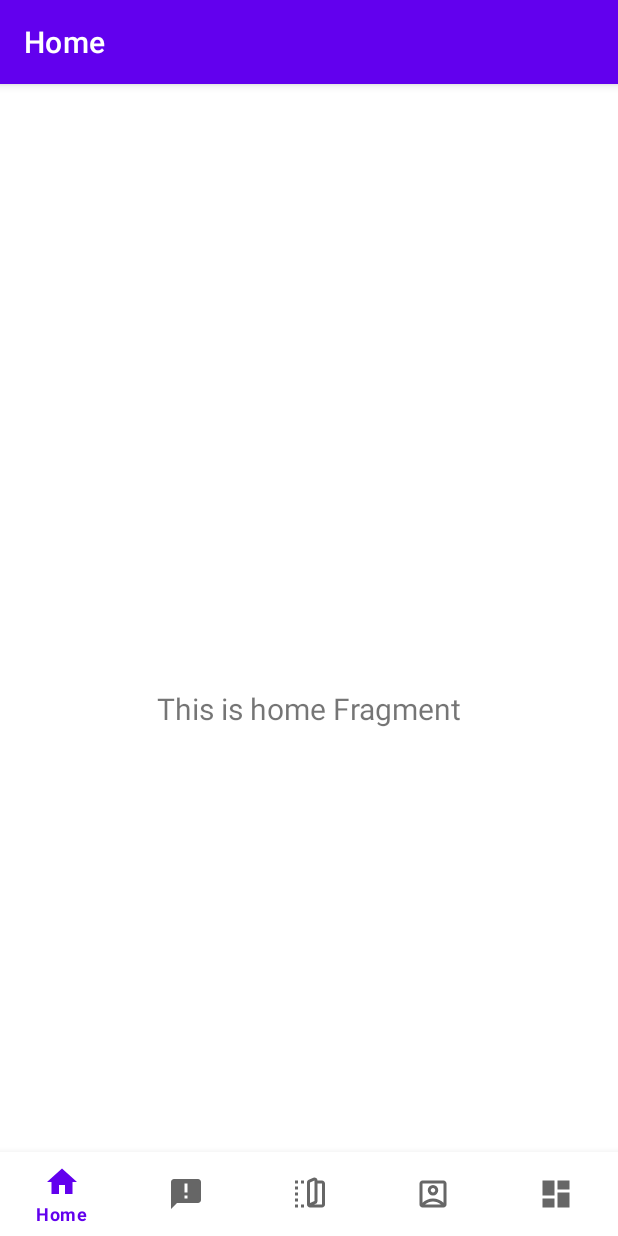
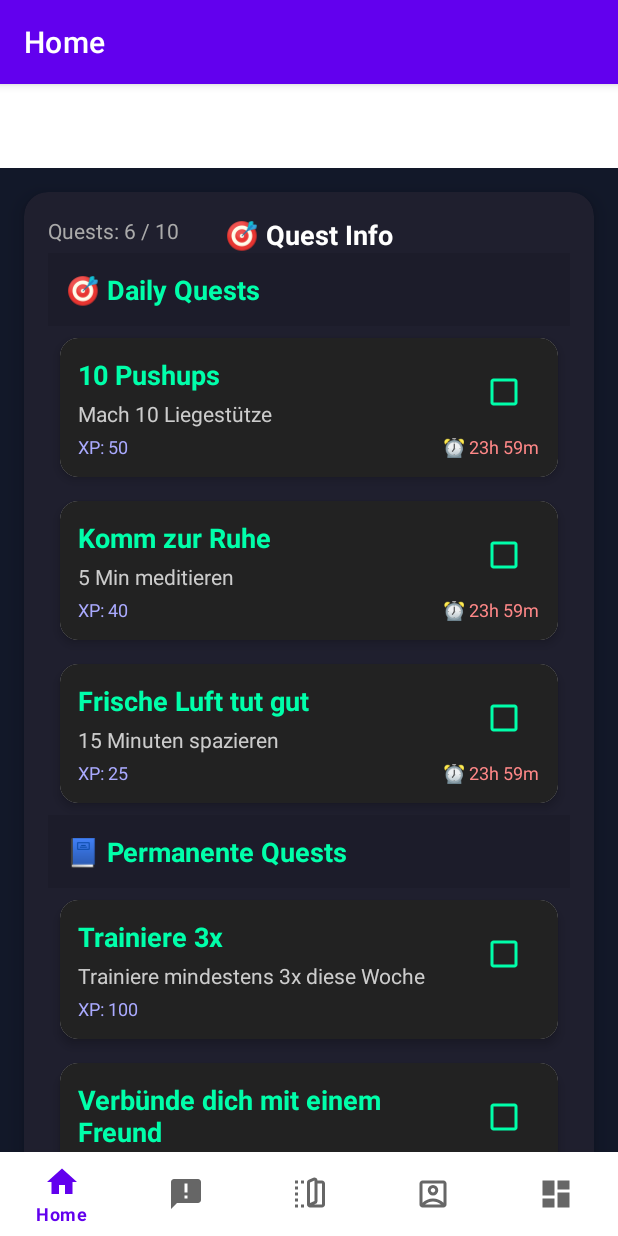
Before and after one commit to ErikHaletski/Challenge3-App, an Android app: the screen it shows after launch (MainActivity), on a phone screen of 412 x 824 dp. Run offline under Robolectric (Android 15) with nearby library versions, the phone set to English and light mode, and no system bars; our stand-ins replace navigation-ui.

Commit message:
UI + Quest Class

```diff
--- a/app/src/main/java/de/challenge3/questapp/ui/friendlist/FriendlistFragment.kt
+++ b/app/src/main/java/de/challenge3/questapp/ui/friendlist/FriendlistFragment.kt
@@ -13,9 +13,6 @@ import de.challenge3.questapp.ui.home.HomeViewModel
 class FriendlistFragment : Fragment() {
 
     private var _binding: FragmentFriendlistBinding? = null
-
-    // This property is only valid between onCreateView and
-    // onDestroyView.
     private val binding get() = _binding!!
 
     override fun onCreateView(
@@ -23,16 +20,12 @@ class FriendlistFragment : Fragment() {
         container: ViewGroup?,
         savedInstanceState: Bundle?
     ): View {
-        val homeViewModel =
-            ViewModelProvider(this).get(HomeViewModel::class.java)
-
         _binding = FragmentFriendlistBinding.inflate(inflater, container, false)
         val root: View = binding.root
 
         val textView: TextView = binding.textFriendlist
-        homeViewModel.text.observe(viewLifecycleOwner) {
-            textView.text = it
-        }
+        textView.text = "Freunde kommen bald!"
+
         return root
     }
 
--- a/app/src/main/java/de/challenge3/questapp/ui/home/HomeFragment.kt
+++ b/app/src/main/java/de/challenge3/questapp/ui/home/HomeFragment.kt
@@ -4,34 +4,75 @@ import android.os.Bundle
 import android.view.LayoutInflater
 import android.view.View
 import android.view.ViewGroup
-import android.widget.TextView
 import androidx.fragment.app.Fragment
 import androidx.lifecycle.ViewModelProvider
+import androidx.recyclerview.widget.LinearLayoutManager
 import de.challenge3.questapp.databinding.FragmentHomeBinding
+import de.challenge3.questapp.ui.quest.Quest
+import de.challenge3.questapp.ui.quest.QuestListItem
 
 class HomeFragment : Fragment() {
 
     private var _binding: FragmentHomeBinding? = null
+    private val binding get() = _binding!!
 
-    // This property is only valid between onCreateView and
-    // onDestroyView.
-    private val binding get() = _binding!!
+    private lateinit var homeViewModel: HomeViewModel
+    private lateinit var questAdapter: QuestAdapter
+
+    private var showDaily = true
+    private var showPermanent = true
 
     override fun onCreateView(
         inflater: LayoutInflater,
         container: ViewGroup?,
         savedInstanceState: Bundle?
     ): View {
-        val homeViewModel =
-            ViewModelProvider(this).get(HomeViewModel::class.java)
+        _binding = FragmentHomeBinding.inflate(inflater, container, false)
+        val root = binding.root
 
-        _binding = FragmentHomeBinding.inflate(inflater, container, false)
-        val root: View = binding.root
+        homeViewModel = ViewModelProvider(this)[HomeViewModel::class.java]
+        val recyclerView = binding.questRecyclerView
+        recyclerView.layoutManager = LinearLayoutManager(requireContext())
 
-        val textView: TextView = binding.textHome
-        homeViewModel.text.observe(viewLifecycleOwner) {
-            textView.text = it
+        homeViewModel.questList.observe(viewLifecycleOwner) { quests ->
+
+            val dailyQuests = quests.filter { it.type == Quest.QuestType.DAILY }
+            val permanentQuests = quests.filter { it.type == Quest.QuestType.NORMAL }
+            val totalCount = dailyQuests.size + permanentQuests.size
+            binding.questCounter.text = "Quests: $totalCount / 10"
+
+            val items = mutableListOf<QuestListItem>()
+
+            items.add(QuestListItem.Header("🎯 Daily Quests", QuestListItem.HeaderType.DAILY))
+            if (showDaily) {
+                items.addAll(dailyQuests.map { QuestListItem.QuestItem(it) })
+            }
+
+            items.add(QuestListItem.Header("📘 Permanente Quests", QuestListItem.HeaderType.PERMANENT))
+            if (showPermanent) {
+                items.addAll(permanentQuests.map { QuestListItem.QuestItem(it) })
+            }
+
+            questAdapter = QuestAdapter(
+                items,
+                onCheckboxChanged = { quest, isChecked ->
+                    quest.isCompleted = isChecked
+                    questAdapter.notifyItemChanged(items.indexOfFirst {
+                        it is QuestListItem.QuestItem && it.quest.id == quest.id
+                    })
+                },
+                onHeaderClicked = { type ->
+                    when (type) {
+                        QuestListItem.HeaderType.DAILY -> showDaily = !showDaily
+                        QuestListItem.HeaderType.PERMANENT -> showPermanent = !showPermanent
+                    }
+                    homeViewModel.triggerUpdate() // ✅ Korrekte Methode im ViewModel
+                }
+            )
+
+            recyclerView.adapter = questAdapter
         }
+
         return root
     }
 
--- a/app/src/main/java/de/challenge3/questapp/ui/home/HomeViewModel.kt
+++ b/app/src/main/java/de/challenge3/questapp/ui/home/HomeViewModel.kt
@@ -3,11 +3,37 @@ package de.challenge3.questapp.ui.home
 import androidx.lifecycle.LiveData
 import androidx.lifecycle.MutableLiveData
 import androidx.lifecycle.ViewModel
+import de.challenge3.questapp.ui.quest.DailyQuestPool
+import de.challenge3.questapp.ui.quest.Quest
+import de.challenge3.questapp.ui.quest.Quest.QuestType
 
 class HomeViewModel : ViewModel() {
 
-    private val _text = MutableLiveData<String>().apply {
-        value = "This is home Fragment"
+    private val _questList = MutableLiveData<List<Quest>>()
+    val questList: LiveData<List<Quest>> = _questList
+
+    init {
+        val combinedQuests = mutableListOf<Quest>()
+
+        // 3 zufällige Daily Quests generieren
+        val dailyQuests = DailyQuestPool.getRandomDailyQuests(3)
+        combinedQuests.addAll(dailyQuests)
+
+        // Beispiel für permanente Quests
+        combinedQuests.add(
+            Quest("s1", "Trainiere 3x", "Trainiere mindestens 3x diese Woche", 100, "Strength", 3, QuestType.NORMAL, 0)
+        )
+        combinedQuests.add(
+            Quest("s2", "Verbünde dich mit einem Freund", "Füge jemanden als Freund hinzu", 80, "Charisma", 2, QuestType.NORMAL, 0)
+        )
+        combinedQuests.add(
+            Quest("s3", "Yo mama", "Grab his ass", 2000, "Charisma", 2, QuestType.NORMAL, 0)
+        )
+
+        _questList.value = combinedQuests
     }
-    val text: LiveData<String> = _text
+
+    fun triggerUpdate() {
+        _questList.value = _questList.value
+    }
 }
--- /dev/null
+++ b/app/src/main/java/de/challenge3/questapp/ui/home/QuestAdapter.kt
@@ -0,0 +1,126 @@
+//Adapter für den Recyclerview
+// Verbindet die Daten (ViewModel) mit der UI (Fragment).
+//Verwaltet, wie Quests dargestellt und interaktiv gemacht werd
+
+package de.challenge3.questapp.ui.home
+
+import android.app.AlertDialog
+import android.graphics.Paint
+import android.view.LayoutInflater
+import android.view.View
+import android.view.ViewGroup
+import android.widget.CheckBox
+import android.widget.TextView
+import androidx.recyclerview.widget.RecyclerView
+import de.challenge3.questapp.R
+import de.challenge3.questapp.ui.quest.Quest
+import de.challenge3.questapp.ui.quest.QuestListItem
+
+class QuestAdapter(
+    private val items: List<QuestListItem>,
+    private val onCheckboxChanged: (Quest, Boolean) -> Unit,
+    private val onHeaderClicked: (QuestListItem.HeaderType) -> Unit
+) : RecyclerView.Adapter<RecyclerView.ViewHolder>() {
+
+    companion object {
+        private const val TYPE_HEADER = 0
+        private const val TYPE_QUEST = 1
+    }
+
+    override fun getItemViewType(position: Int): Int {
+        return when (items[position]) {
+            is QuestListItem.Header -> TYPE_HEADER
+            is QuestListItem.QuestItem -> TYPE_QUEST
+        }
+    }
+
+    override fun onCreateViewHolder(parent: ViewGroup, viewType: Int): RecyclerView.ViewHolder {
+        return when (viewType) {
+            TYPE_HEADER -> {
+                val view = LayoutInflater.from(parent.context)
+                    .inflate(R.layout.item_quest_header, parent, false)
+                HeaderViewHolder(view)
+            }
+            else -> {
+                val view = LayoutInflater.from(parent.context)
+                    .inflate(R.layout.item_quest, parent, false)
+                QuestViewHolder(view)
+            }
+        }
+    }
+
+    override fun getItemCount(): Int = items.size
+
+    override fun onBindViewHolder(holder: RecyclerView.ViewHolder, position: Int) {
+        when (val item = items[position]) {
+            is QuestListItem.Header -> (holder as HeaderViewHolder).bind(item)
+            is QuestListItem.QuestItem -> (holder as QuestViewHolder).bind(item.quest)
+        }
+    }
+
+    inner class HeaderViewHolder(itemView: View) : RecyclerView.ViewHolder(itemView) {
+        private val headerTitle: TextView = itemView.findViewById(R.id.headerTitle)
+
+        fun bind(header: QuestListItem.Header) {
+            headerTitle.text = header.title
+
+            itemView.setOnClickListener {
+                onHeaderClicked(header.type)
+            }
+        }
+    }
+
+    inner class QuestViewHolder(itemView: View) : RecyclerView.ViewHolder(itemView) {
+        private val title: TextView = itemView.findViewById(R.id.questTitle)
+        private val description: TextView = itemView.findViewById(R.id.questDescription)
+        private val xp: TextView = itemView.findViewById(R.id.questXP)
+        private val checkbox: CheckBox = itemView.findViewById(R.id.questCheckbox)
+        private val timer: TextView = itemView.findViewById(R.id.questTimer)
+
+        fun bind(quest: Quest) {
+            title.text = quest.title
+            description.text = quest.description
+            xp.text = "XP: ${quest.xpReward}"
+
+            // Timer bei Daily Quests anzeigen
+            if (quest.type == Quest.QuestType.DAILY && quest.expiresAt > 0) {
+                val remainingMs = quest.expiresAt - System.currentTimeMillis()
+                if (remainingMs > 0) {
+                    val hours = (remainingMs / 1000 / 60 / 60)
+                    val minutes = (remainingMs / 1000 / 60) % 60
+                    timer.visibility = View.VISIBLE
+                    timer.text = "⏰ ${hours}h ${minutes}m"
+                } else {
+                    timer.visibility = View.VISIBLE
+                    timer.text = "❌ Abgelaufen"
+                }
+            } else {
+                timer.visibility = View.GONE
+            }
+
+            checkbox.setOnCheckedChangeListener(null)
+            checkbox.isChecked = quest.isCompleted
+
+            // Durchstreichen + Transparenz bei erledigt
+            if (quest.isCompleted) {
+                title.paintFlags = title.paintFlags or Paint.STRIKE_THRU_TEXT_FLAG
+                itemView.alpha = 0.5f
+            } else {
+                title.paintFlags = title.paintFlags and Paint.STRIKE_THRU_TEXT_FLAG.inv()
+                itemView.alpha = 1f
+            }
+
+            checkbox.setOnCheckedChangeListener { _, isChecked ->
+                onCheckboxChanged(quest, isChecked)
+            }
+
+            itemView.setOnClickListener {
+                AlertDialog.Builder(itemView.context)
+                    .setTitle(quest.title)
+                    .setMessage("${quest.description}\n\nXP: ${quest.xpReward}")
+                    .setPositiveButton("OK", null)
+                    .show()
+            }
+        }
+    }
+}
--- /dev/null
+++ b/app/src/main/java/de/challenge3/questapp/ui/quest/DailyQuestPool.java
@@ -0,0 +1,40 @@
+//Daily Quests
+
+package de.challenge3.questapp.ui.quest;
+
+import java.util.ArrayList;
+import java.util.Collections;
+import java.util.List;
+
+import de.challenge3.questapp.ui.quest.Quest.QuestType;
+
+public class DailyQuestPool {
+
+    // Liste aller Daily
+    private static final List<Quest> allDailyTemplates = new ArrayList<>();
+
+    static {
+        // Dailies
+        allDailyTemplates.add(new Quest("d1", "10 Pushups", "Mach 10 Liegestütze", 50, "Strength", 2, QuestType.DAILY, 0));
+        allDailyTemplates.add(new Quest("d2", "Komm zur Ruhe", "5 Min meditieren", 40, "Willpower", 1, QuestType.DAILY, 0));
+        allDailyTemplates.add(new Quest("d3", "Bleib hydriert", "2L Wasser trinken", 30, "Health", 1, QuestType.DAILY, 0));
+        allDailyTemplates.add(new Quest("d4", "Frische Luft tut gut", "15 Minuten spazieren", 25, "Stamina", 1, QuestType.DAILY, 0));
+    }
+
+    // Gibt zufällig count Quests zurück (mit Ablaufzeit von 24h)
+    public static List<Quest> getRandomDailyQuests(int count) {
+        List<Quest> selected = new ArrayList<>();
+        Collections.shuffle(allDailyTemplates);
+
+        for (int i = 0; i < Math.min(count, allDailyTemplates.size()); i++) {
+            Quest q = allDailyTemplates.get(i);
+
+            // Ablaufzeit: jetzt + 24h
+            long expiresAt = System.currentTimeMillis() + 24 * 60 * 60 * 1000;
+            q.setExpiresAt(expiresAt);
+
+            selected.add(q);
+        }
+        return selected;
+    }
+}
--- /dev/null
+++ b/app/src/main/java/de/challenge3/questapp/ui/quest/Quest.java
@@ -0,0 +1,62 @@
+package de.challenge3.questapp.ui.quest;
+
+public class Quest {
+
+    public enum QuestType {
+        DAILY,
+        NORMAL
+    }
+
+    private String id;
+    private String title;
+    private String description;
+    private boolean isCompleted;
+    private int xpReward;
+    private String statType;
+    private int statReward;
+    private QuestType type;
+    private long expiresAt; // (Unix-Timestamp), 0 = kein Ablauf
+
+    public Quest(String id, String title, String description,
+                 int xpReward, String statType, int statReward,
+                 QuestType type, long expiresAt) {
+
+        this.id = id;
+        this.title = title;
+        this.description = description;
+        this.isCompleted = false;
+        this.xpReward = xpReward;
+        this.statType = statType;
+        this.statReward = statReward;
+        this.type = type;
+        this.expiresAt = expiresAt;
+    }
+
+    // Getter & Setter
+    public String getId() { return id; }
+    public String getTitle() { return title; }
+    public String getDescription() { return description; }
+    public boolean isCompleted() { return isCompleted; }
+    public int getXpReward() { return xpReward; }
+    public String getStatType() { return statType; }
+    public int getStatReward() { return statReward; }
+    public QuestType getType() { return type; }
+    public long getExpiresAt() { return expiresAt; }
+
+    public void setCompleted(boolean completed) {
+        isCompleted = completed;
+    }
+
+    public void setExpiresAt(long expiresAt) {
+        this.expiresAt = expiresAt;
+    }
+
+    public void setType(QuestType type) {
+        this.type = type;
+    }
+
+    // Quest abgelaufen?
+    public boolean isExpired() {
+        return type == QuestType.DAILY && System.currentTimeMillis() > expiresAt;
+    }
+}
--- /dev/null
+++ b/app/src/main/java/de/challenge3/questapp/ui/quest/QuestListItem.kt
@@ -0,0 +1,14 @@
+//Datenklasse für den QuestAdapter
+// Für im RecyclerView die Mischung von Headern und Quests.
+//Macht auf- und zuklappbare Kategorien möglich.
+
+package de.challenge3.questapp.ui.quest
+
+sealed class QuestListItem {
+    enum class HeaderType {
+        DAILY, PERMANENT
+    }
+
+    data class Header(val title: String, val type: HeaderType) : QuestListItem()
+    data class QuestItem(val quest: Quest) : QuestListItem()
+}
--- a/app/src/main/java/de/challenge3/questapp/ui/stats/StatspageFragment.kt
+++ b/app/src/main/java/de/challenge3/questapp/ui/stats/StatspageFragment.kt
@@ -4,19 +4,14 @@ import android.os.Bundle
 import android.view.LayoutInflater
 import android.view.View
 import android.view.ViewGroup
-import android.widget.TextView
 import androidx.fragment.app.Fragment
 import androidx.lifecycle.ViewModelProvider
-import de.challenge3.questapp.databinding.FragmentHomeBinding
 import de.challenge3.questapp.databinding.FragmentStatspageBinding
 import de.challenge3.questapp.ui.home.HomeViewModel
 
 class StatspageFragment : Fragment() {
 
     private var _binding: FragmentStatspageBinding? = null
-
-    // This property is only valid between onCreateView and
-    // onDestroyView.
     private val binding get() = _binding!!
 
     override fun onCreateView(
@@ -24,17 +19,14 @@ class StatspageFragment : Fragment() {
         container: ViewGroup?,
         savedInstanceState: Bundle?
     ): View {
-        val homeViewModel =
-            ViewModelProvider(this).get(HomeViewModel::class.java)
+        _binding = FragmentStatspageBinding.inflate(inflater, container, false)
 
-        _binding = FragmentStatspageBinding.inflate(inflater, container, false)
-        val root: View = binding.root
+        val StatspageViewModel = ViewModelProvider(this)[StatspageViewModel::class.java]
+        StatspageViewModel.text.observe(viewLifecycleOwner) { value ->
+            binding.textStatspage.text = value
+        }
 
-        val textView: TextView = binding.textStatspage
-        homeViewModel.text.observe(viewLifecycleOwner) {
-            textView.text = it
-        }
-        return root
+        return binding.root
     }
 
     override fun onDestroyView() {
--- a/app/src/main/res/layout/fragment_home.xml
+++ b/app/src/main/res/layout/fragment_home.xml
@@ -1,22 +1,79 @@
 <?xml version="1.0" encoding="utf-8"?>
-<androidx.constraintlayout.widget.ConstraintLayout xmlns:android="http://schemas.android.com/apk/res/android"
+<androidx.constraintlayout.widget.ConstraintLayout
+    xmlns:android="http://schemas.android.com/apk/res/android"
     xmlns:app="http://schemas.android.com/apk/res-auto"
     xmlns:tools="http://schemas.android.com/tools"
     android:layout_width="match_parent"
     android:layout_height="match_parent"
+    android:background="#121829"
     tools:context=".ui.home.HomeFragment">
 
-    <TextView
-        android:id="@+id/text_home"
-        android:layout_width="match_parent"
-        android:layout_height="wrap_content"
-        android:layout_marginStart="8dp"
-        android:layout_marginTop="8dp"
-        android:layout_marginEnd="8dp"
-        android:textAlignment="center"
-        android:textSize="20sp"
+    <!-- Quest Container -->
+    <androidx.cardview.widget.CardView
+        android:id="@+id/questContainer"
+        android:layout_width="0dp"
+        android:layout_height="0dp"
+        android:layout_margin="16dp"
+        app:cardCornerRadius="16dp"
+        app:cardElevation="8dp"
+        app:cardBackgroundColor="#1F1F2E"
+        app:layout_constraintTop_toTopOf="parent"
         app:layout_constraintBottom_toBottomOf="parent"
-        app:layout_constraintEnd_toEndOf="parent"
         app:layout_constraintStart_toStartOf="parent"
-        app:layout_constraintTop_toTopOf="parent" />
+        app:layout_constraintEnd_toEndOf="parent">
+
+        <androidx.constraintlayout.widget.ConstraintLayout
+            android:layout_width="match_parent"
+            android:layout_height="match_parent"
+            android:padding="16dp">
+
+            <!-- Header -->
+            <TextView
+                android:id="@+id/questHeader"
+                android:layout_width="wrap_content"
+                android:layout_height="wrap_content"
+                android:text="🎯 Quest Info"
+                android:textSize="18sp"
+                android:textStyle="bold"
+                android:textColor="#FFFFFF"
+                app:layout_constraintTop_toTopOf="parent"
+                app:layout_constraintStart_toStartOf="parent"
+                app:layout_constraintEnd_toEndOf="parent"
+                android:layout_marginBottom="8dp" />
+
+            <!-- Counter -->
+            <TextView
+                android:id="@+id/questCounter"
+                android:layout_width="wrap_content"
+                android:layout_height="wrap_content"
+                android:text="0 / 10"
+                android:textColor="#AAAAAA"
+                android:textSize="14sp"
+                app:layout_constraintTop_toTopOf="@+id/questHeader"
+                app:layout_constraintStart_toStartOf="parent"
+                android:layout_marginBottom="8dp" />
+
+            <!-- Trennlinie -->
+            <View
+                android:layout_width="0dp"
+                android:layout_height="1dp"
+                android:background="#444444"
+                app:layout_constraintTop_toBottomOf="@id/questHeader"
+                app:layout_constraintStart_toStartOf="parent"
+                app:layout_constraintEnd_toEndOf="parent"
+                android:layout_marginBottom="8dp"/>
+
+            <!-- RecyclerView für Quests -->
+            <androidx.recyclerview.widget.RecyclerView
+                android:id="@+id/questRecyclerView"
+                android:layout_width="0dp"
+                android:layout_height="0dp"
+                app:layout_constraintTop_toBottomOf="@id/questHeader"
+                app:layout_constraintBottom_toBottomOf="parent"
+                app:layout_constraintStart_toStartOf="parent"
+                app:layout_constraintEnd_toEndOf="parent"
+                android:clipToPadding="false"
+                android:paddingBottom="80dp" />
+        </androidx.constraintlayout.widget.ConstraintLayout>
+    </androidx.cardview.widget.CardView>
 </androidx.constraintlayout.widget.ConstraintLayout>
--- /dev/null
+++ b/app/src/main/res/layout/item_quest.xml
@@ -0,0 +1,80 @@
+<?xml version="1.0" encoding="utf-8"?>
+<!-- Diese Datei ist fürs Layout für eine einzelne Quest-Zeile im RecyclerView -->
+<androidx.cardview.widget.CardView
+    xmlns:android="http://schemas.android.com/apk/res/android"
+    xmlns:app="http://schemas.android.com/apk/res-auto"
+    android:layout_width="match_parent"
+    android:layout_height="wrap_content"
+    android:layout_margin="8dp"
+    app:cardCornerRadius="12dp"
+    app:cardElevation="4dp">
+
+    <androidx.constraintlayout.widget.ConstraintLayout
+        android:layout_width="match_parent"
+        android:layout_height="wrap_content"
+        android:padding="12dp"
+        android:background="#222222">
+
+        <!-- Checkbox rechts -->
+        <CheckBox
+            android:id="@+id/questCheckbox"
+            android:layout_width="wrap_content"
+            android:layout_height="wrap_content"
+            app:layout_constraintTop_toTopOf="parent"
+            app:layout_constraintEnd_toEndOf="parent"
+            android:buttonTint="#00FFAA" />
+
+        <!-- Titel -->
+        <TextView
+            android:id="@+id/questTitle"
+            android:layout_width="0dp"
+            android:layout_height="wrap_content"
+            android:text="Questtitel"
+            android:textSize="18sp"
+            android:textColor="#00FFAA"
+            android:textStyle="bold"
+            app:layout_constraintStart_toStartOf="parent"
+            app:layout_constraintEnd_toStartOf="@+id/questCheckbox"
+            app:layout_constraintTop_toTopOf="parent"
+            android:layout_marginEnd="8dp" />
+
+        <!-- Beschreibung -->
+        <TextView
+            android:id="@+id/questDescription"
+            android:layout_width="0dp"
+            android:layout_height="wrap_content"
+            android:text="Beschreibung..."
+            android:textSize="14sp"
+            android:textColor="#CCCCCC"
+            app:layout_constraintTop_toBottomOf="@id/questTitle"
+            app:layout_constraintStart_toStartOf="parent"
+            app:layout_constraintEnd_toEndOf="parent"
+            android:layout_marginTop="4dp" />
+
+        <!-- XP -->
+        <TextView
+            android:id="@+id/questXP"
+            android:layout_width="wrap_content"
+            android:layout_height="wrap_content"
+            android:text="XP: 20"
+            android:textSize="12sp"
+            android:textColor="#AAAAFF"
+            app:layout_constraintTop_toBottomOf="@id/questDescription"
+            app:layout_constraintStart_toStartOf="parent"
+            android:layout_marginTop="4dp" />
+
+        <!-- Daily Timer -->
+        <TextView
+            android:id="@+id/questTimer"
+            android:layout_width="wrap_content"
+            android:layout_height="wrap_content"
+            android:text="⏰ 23h 59m"
+            android:textSize="12sp"
+            android:textColor="#FF8888"
+            android:visibility="gone"
+            app:layout_constraintTop_toBottomOf="@id/questDescription"
+            app:layout_constraintEnd_toEndOf="parent"
+            android:layout_marginTop="4dp" />
+
+    </androidx.constraintlayout.widget.ConstraintLayout>
+</androidx.cardview.widget.CardView>
--- /dev/null
+++ b/app/src/main/res/layout/item_quest_header.xml
@@ -0,0 +1,11 @@
+<?xml version="1.0" encoding="utf-8"?>
+<TextView xmlns:android="http://schemas.android.com/apk/res/android"
+    android:id="@+id/headerTitle"
+    android:layout_width="match_parent"
+    android:layout_height="wrap_content"
+    android:padding="12dp"
+    android:text="HEADER"
+    android:textColor="#00FFAA"
+    android:textSize="18sp"
+    android:textStyle="bold"
+    android:background="#1C1C2A"/>
```
Also changed, not shown: 357 other files.
